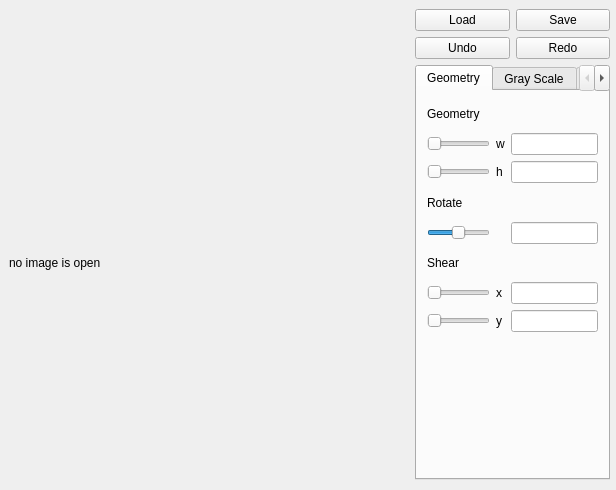
Above: src/View/MainWindow.ui from PepcyCh/simple-image-processer before the change. Below: the same form after it.
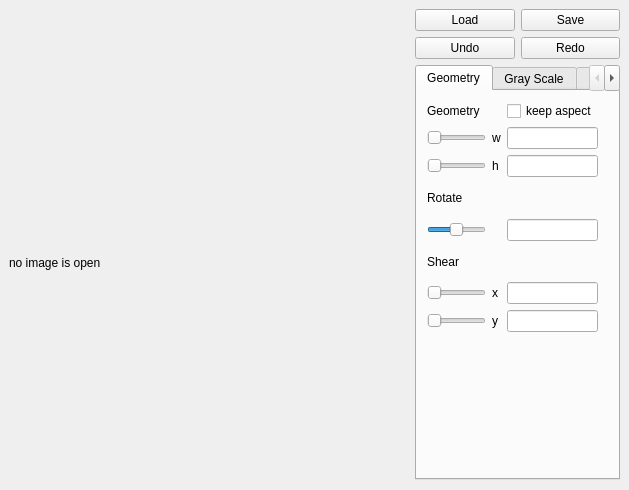
That is the form after the change.

```diff
--- a/src/View/MainWindow.ui
+++ b/src/View/MainWindow.ui
@@ -6,7 +6,7 @@
    <rect>
     <x>0</x>
     <y>0</y>
-    <width>616</width>
+    <width>629</width>
     <height>490</height>
    </rect>
   </property>
@@ -15,7 +15,7 @@
     <rect>
      <x>9</x>
      <y>9</y>
-     <width>601</width>
+     <width>611</width>
      <height>471</height>
     </rect>
    </property>
@@ -214,6 +214,13 @@
            <item row="7" column="2">
             <widget class="QLineEdit" name="rot_input"/>
            </item>
+           <item row="3" column="2">
+            <widget class="QCheckBox" name="geo_check">
+             <property name="text">
+              <string>keep aspect</string>
+             </property>
+            </widget>
+           </item>
           </layout>
          </widget>
         </widget>
```
Left out of the diff: 2 changed lines with no effect on the pictures.
